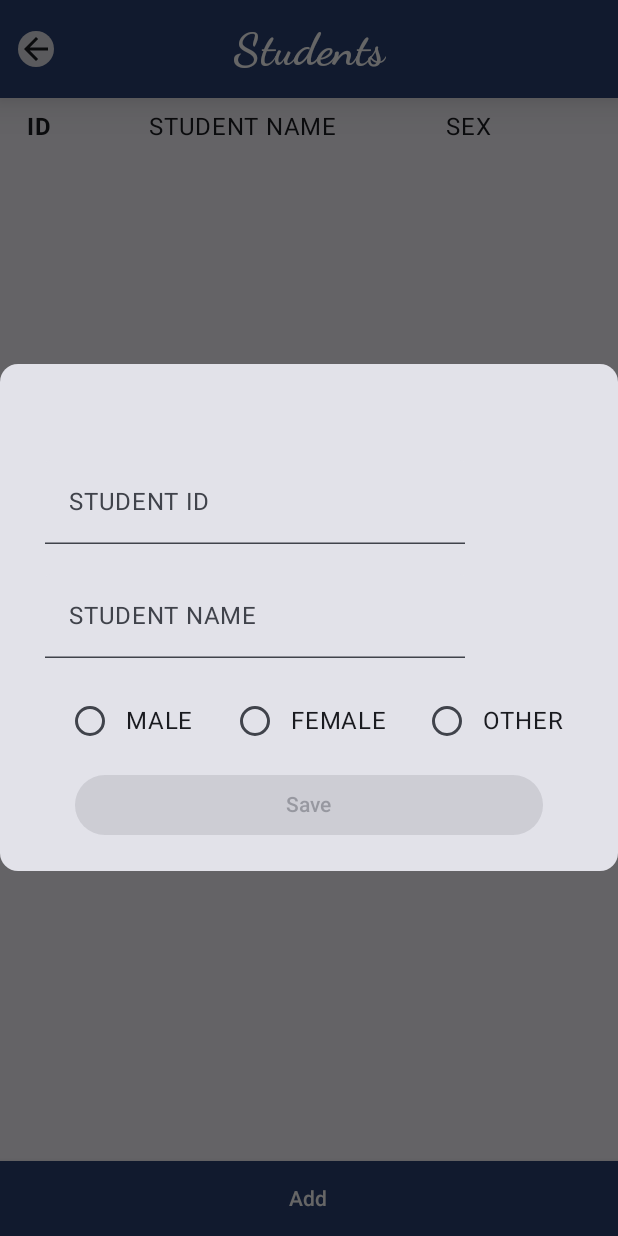
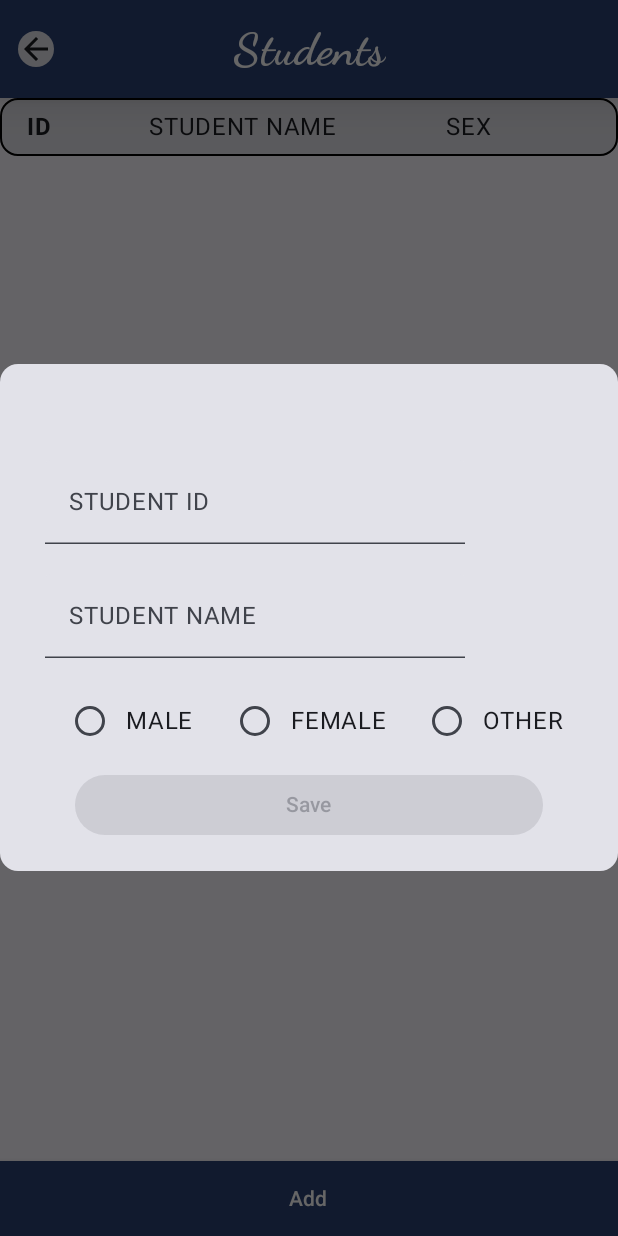
Before and after one commit to EvanieWares/class-ease, an Android app built with Jetpack Compose: the StudentScreen screen opened through its navigation route, after a tap on "Add", on a phone screen of 412 x 824 dp. Run offline under Robolectric (Android 15) with nearby library versions, the phone set to English and light mode, and no system bars; our stand-ins replace Dagger/Hilt's generated code.

Commit message:
Changed button color in student screen

```diff
--- a/app/src/main/java/com/evaniewares/classease/screens/StudentScreen.kt
+++ b/app/src/main/java/com/evaniewares/classease/screens/StudentScreen.kt
@@ -1,6 +1,7 @@
 package com.evaniewares.classease.screens
 
 import android.widget.Toast
+import androidx.compose.foundation.BorderStroke
 import androidx.compose.foundation.layout.Arrangement
 import androidx.compose.foundation.layout.Box
 import androidx.compose.foundation.layout.Column
@@ -25,6 +26,7 @@ import androidx.compose.material3.Card
 import androidx.compose.material3.ElevatedButton
 import androidx.compose.material3.Icon
 import androidx.compose.material3.IconButton
+import androidx.compose.material3.OutlinedButton
 import androidx.compose.material3.RadioButton
 import androidx.compose.material3.Scaffold
 import androidx.compose.material3.Surface
@@ -34,6 +36,7 @@ import androidx.compose.runtime.Composable
 import androidx.compose.runtime.remember
 import androidx.compose.ui.Alignment
 import androidx.compose.ui.Modifier
+import androidx.compose.ui.graphics.Color
 import androidx.compose.ui.platform.LocalContext
 import androidx.compose.ui.text.font.FontWeight
 import androidx.compose.ui.text.input.KeyboardCapitalization
@@ -210,8 +213,13 @@ private fun StudentRow(
     onEditButtonClick: (StudentEntity) -> Unit,
     onDeleteButtonClick: (StudentEntity) -> Unit
 ) {
+    Card(
+        modifier = Modifier.fillMaxWidth(),
+        border = BorderStroke(1.dp, Color.Black)
+    ) {
         Row(
             modifier = Modifier
+                .fillMaxWidth()
                 .padding(10.dp, 2.dp),
             verticalAlignment = Alignment.CenterVertically
         ) {
@@ -260,11 +268,18 @@ private fun StudentRow(
             }
         }
     }
+}
 
 @Composable
 private fun StudentHeader() {
+    Card(
+        modifier = Modifier.fillMaxWidth(),
+        border = BorderStroke(1.dp, Color.Black)
+    ) {
         Row(
-        modifier = Modifier.padding(10.dp, 5.dp)
+            modifier = Modifier
+                .fillMaxWidth()
+                .padding(10.dp, 5.dp)
         ) {
             Text(
                 text = "ID",
@@ -292,6 +307,7 @@ private fun StudentHeader() {
             Spacer(modifier = Modifier.weight(1f))
         }
     }
+}
 
 @Composable
 private fun DeleteStudentDialog(
@@ -304,9 +320,18 @@ private fun DeleteStudentDialog(
         confirmButton = {
             Button(
                 onClick = { onConfirm(student) },
+                modifier = Modifier.fillMaxWidth(),
+                colors = ButtonDefaults.buttonColors(DangerColor)
+            ) {
+                Text(text = "Confirm")
+            }
+        },
+        dismissButton = {
+            OutlinedButton(
+                onClick = onDismiss,
                 modifier = Modifier.fillMaxWidth()
             ) {
-                Text(text = "Confirm")
+                Text(text = "Cancel")
             }
         },
         text = {
```
Lines whose indentation alone changed are shown as unchanged.
